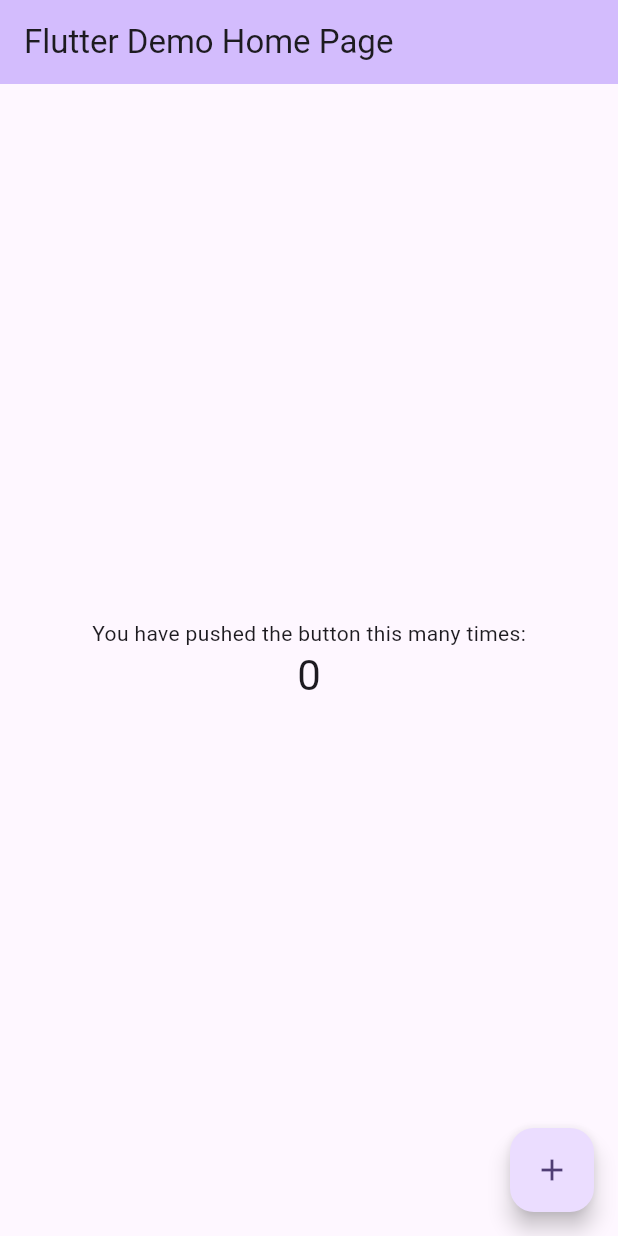
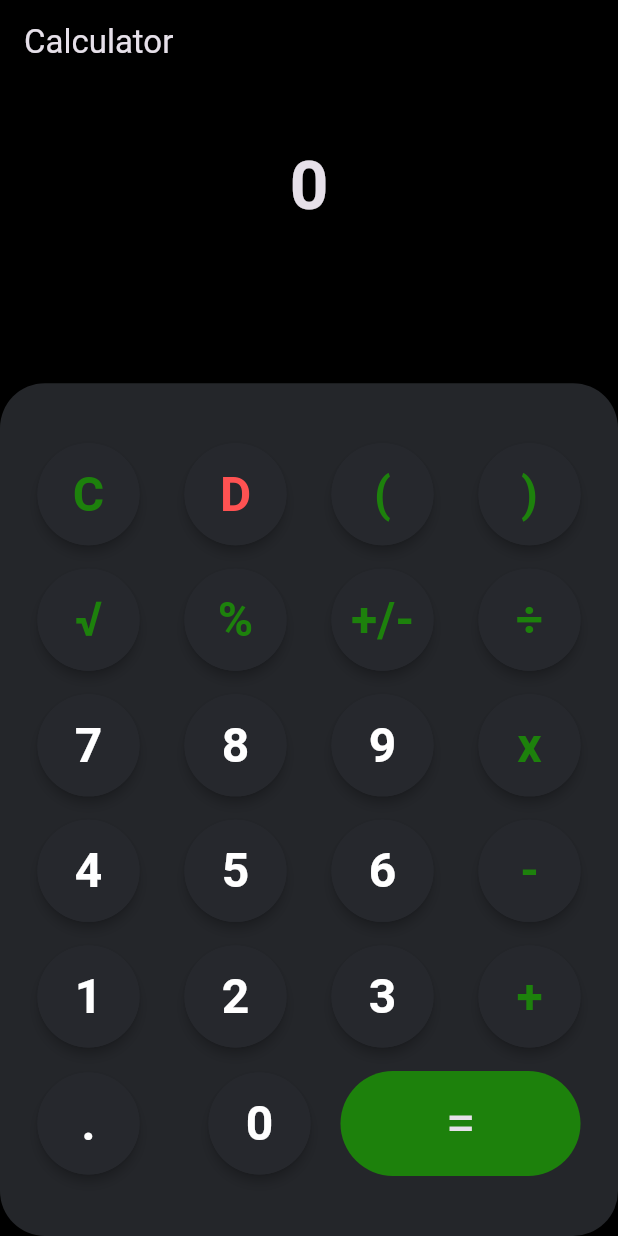
Before and after one commit to Kevi28JM/flutter_calculatorApp, a Flutter app: the screen it shows after launch, on a phone screen of 412 x 824 dp. Run offline on Flutter 3.47's test engine with Material 3 defaults, Android fonts, the phone set to English and light mode, and no system bars; missing offline and left inert: function_tree.

Commit message:
calculator app

```diff
--- /dev/null
+++ b/lib/constant/colors.dart
@@ -0,0 +1,13 @@
+import 'package:flutter/material.dart';
+
+//--------------------------IM-2021-050
+class AppColors {
+  static const primaryColor = Color(0xFF212224);
+  static const secondaryColor = Color(0xFF317AF7);
+  static const secondary2Color = Color(0xFF26282D);
+  static const thirdColor = Color(0xF825272B);
+  static const fourthColor = Color.fromARGB(0, 15, 60, 66);
+
+  static const sixthColor = Color.fromRGBO(168, 4, 4, 0.973);
+  static const sevenththColor = Color.fromARGB(248, 168, 4, 4);
+}
--- a/lib/main.dart
+++ b/lib/main.dart
@@ -1,125 +1,33 @@
 import 'package:flutter/material.dart';
+import 'package:flutter_application_1/providor/cal_provider.dart';
+import 'package:flutter_application_1/screens/home_screen.dart';
+import 'package:flutter_application_1/widgets/textField.dart';
+import 'package:provider/provider.dart';
 
+//--------------------------IM-2021-050
 void main() {
-  runApp(const MyApp());
+  // The entry point of the Flutter application
+  runApp(
+      CalculatorApp()); // Runs the CalculatorApp widget as the root of the application
 }
 
-class MyApp extends StatelessWidget {
-  const MyApp({super.key});
+class CalculatorApp extends StatelessWidget {
+  // The root widget of the calculator application
+  const CalculatorApp({super.key}); // Constructor for the CalculatorApp widget
 
-  // This widget is the root of your application.
   @override
   Widget build(BuildContext context) {
-    return MaterialApp(
-      title: 'Flutter Demo',
-      theme: ThemeData(
-        // This is the theme of your application.
-        //
-        // TRY THIS: Try running your application with "flutter run". You'll see
-        // the application has a purple toolbar. Then, without quitting the app,
-        // try changing the seedColor in the colorScheme below to Colors.green
-        // and then invoke "hot reload" (save your changes or press the "hot
-        // reload" button in a Flutter-supported IDE, or press "r" if you used
-        // the command line to start the app).
-        //
-        // Notice that the counter didn't reset back to zero; the application
-        // state is not lost during the reload. To reset the state, use hot
-        // restart instead.
-        //
-        // This works for code too, not just values: Most code changes can be
-        // tested with just a hot reload.
-        colorScheme: ColorScheme.fromSeed(seedColor: Colors.deepPurple),
-        useMaterial3: true,
+    return ChangeNotifierProvider(
+      // Provides the CalculatorProvider to all widgets in the widget tree
+      create: (context) => CalculatorProvider(),
+      child: MaterialApp(
+        // Defines the main structure of the app
+        theme: ThemeData.dark(), // Sets a dark theme for the app
+        debugShowCheckedModeBanner:
+            false, // Hides the "Debug" banner in the app
+        home:
+            HomeScreen(), // Sets the HomeScreen widget as the initial screen of the app
       ),
-      home: const MyHomePage(title: 'Flutter Demo Home Page'),
     );
   }
 }
-
-class MyHomePage extends StatefulWidget {
-  const MyHomePage({super.key, required this.title});
-
-  // This widget is the home page of your application. It is stateful, meaning
-  // that it has a State object (defined below) that contains fields that affect
-  // how it looks.
-
-  // This class is the configuration for the state. It holds the values (in this
-  // case the title) provided by the parent (in this case the App widget) and
-  // used by the build method of the State. Fields in a Widget subclass are
-  // always marked "final".
-
-  final String title;
-
-  @override
-  State<MyHomePage> createState() => _MyHomePageState();
-}
-
-class _MyHomePageState extends State<MyHomePage> {
-  int _counter = 0;
-
-  void _incrementCounter() {
-    setState(() {
-      // This call to setState tells the Flutter framework that something has
-      // changed in this State, which causes it to rerun the build method below
-      // so that the display can reflect the updated values. If we changed
-      // _counter without calling setState(), then the build method would not be
-      // called again, and so nothing would appear to happen.
-      _counter++;
-    });
-  }
-
-  @override
-  Widget build(BuildContext context) {
-    // This method is rerun every time setState is called, for instance as done
-    // by the _incrementCounter method above.
-    //
-    // The Flutter framework has been optimized to make rerunning build methods
-    // fast, so that you can just rebuild anything that needs updating rather
-    // than having to individually change instances of widgets.
-    return Scaffold(
-      appBar: AppBar(
-        // TRY THIS: Try changing the color here to a specific color (to
-        // Colors.amber, perhaps?) and trigger a hot reload to see the AppBar
-        // change color while the other colors stay the same.
-        backgroundColor: Theme.of(context).colorScheme.inversePrimary,
-        // Here we take the value from the MyHomePage object that was created by
-        // the App.build method, and use it to set our appbar title.
-        title: Text(widget.title),
-      ),
-      body: Center(
-        // Center is a layout widget. It takes a single child and positions it
-        // in the middle of the parent.
-        child: Column(
-          // Column is also a layout widget. It takes a list of children and
-          // arranges them vertically. By default, it sizes itself to fit its
-          // children horizontally, and tries to be as tall as its parent.
-          //
-          // Column has various properties to control how it sizes itself and
-          // how it positions its children. Here we use mainAxisAlignment to
-          // center the children vertically; the main axis here is the vertical
-          // axis because Columns are vertical (the cross axis would be
-          // horizontal).
-          //
-          // TRY THIS: Invoke "debug painting" (choose the "Toggle Debug Paint"
-          // action in the IDE, or press "p" in the console), to see the
-          // wireframe for each widget.
-          mainAxisAlignment: MainAxisAlignment.center,
-          children: <Widget>[
-            const Text(
-              'You have pushed the button this many times:',
-            ),
-            Text(
-              '$_counter',
-              style: Theme.of(context).textTheme.headlineMedium,
-            ),
-          ],
-        ),
-      ),
-      floatingActionButton: FloatingActionButton(
-        onPressed: _incrementCounter,
-        tooltip: 'Increment',
-        child: const Icon(Icons.add),
-      ), // This trailing comma makes auto-formatting nicer for build methods.
-    );
-  }
-}
--- /dev/null
+++ b/lib/screens/home_screen.dart
@@ -0,0 +1,93 @@
+import 'package:flutter/material.dart';
+import 'package:flutter_application_1/constant/colors.dart';
+import 'package:flutter_application_1/providor/cal_provider.dart';
+import 'package:flutter_application_1/screens/widgets_data.dart';
+import 'package:flutter_application_1/widgets/button1.dart';
+import 'package:flutter_application_1/widgets/textField.dart';
+import 'package:provider/provider.dart';
+
+import '../widgets/cal_button.dart';
+
+//--------------------------IM-2021-050
+
+class HomeScreen extends StatelessWidget {
+  const HomeScreen({super.key}); // Constructor for the HomeScreen widget
+
+  @override
+  Widget build(BuildContext context) {
+    final screenHeight = MediaQuery.sizeOf(context)
+        .height; // Get the screen height for layout adjustments
+    final Padding = EdgeInsets.symmetric(horizontal: 25, vertical: 40);
+    final decoration = const BoxDecoration(
+        color: AppColors.thirdColor,
+        borderRadius: BorderRadiusDirectional.all(Radius.circular(30)));
+
+    return Consumer<CalculatorProvider>(builder: (context, provider, _) {
+      return Scaffold(
+        backgroundColor: Colors.black,
+        appBar: AppBar(
+          title: const Text("Calculator"),
+          backgroundColor: Colors.black,
+        ),
+        body: Column(
+          children: [
+            CustomTextField(
+              controller: provider.compController,
+            ),
+            Spacer(),
+            Container(
+              height: screenHeight * 0.69,
+              width: double.infinity,
+              padding: Padding,
+              decoration: decoration,
+              child: Column(
+                mainAxisAlignment: MainAxisAlignment.spaceBetween,
+                children: [
+                  Row(
+                    mainAxisAlignment: MainAxisAlignment.spaceBetween,
+                    children: List.generate(4, (index) => buttonList[index]),
+                  ),
+                  Row(
+                    mainAxisAlignment: MainAxisAlignment.spaceBetween,
+                    children:
+                        List.generate(4, (index) => buttonList[index + 4]),
+                  ),
+                  Row(
+                    mainAxisAlignment: MainAxisAlignment.spaceBetween,
+                    children:
+                        List.generate(4, (index) => buttonList[index + 8]),
+                  ),
+                  Row(
+                    mainAxisAlignment: MainAxisAlignment.spaceBetween,
+                    children:
+                        List.generate(4, (index) => buttonList[index + 12]),
+                  ),
+                  Row(
+                    mainAxisAlignment: MainAxisAlignment.spaceBetween,
+                    children:
+                        List.generate(4, (index) => buttonList[index + 16]),
+                  ),
+                  Row(
+                    children: [
+                      Expanded(
+                        child: Row(
+                          mainAxisAlignment: MainAxisAlignment.spaceBetween,
+                          children: List.generate(
+                              2, (index) => buttonList[index + 20]),
+                        ),
+                      ),
+                      SizedBox(
+                        width: 20,
+                      ),
+                      calculatorButton()
+                    ],
+                  )
+                ],
+              ),
+            )
+          ],
+        ),
+      );
+    });
+  }
+}
--- /dev/null
+++ b/lib/screens/widgets_data.dart
@@ -0,0 +1,84 @@
+import 'package:flutter/material.dart';
+
+import '../widgets/button1.dart';
+
+//--------------------------IM-2021-050
+List<Widget> buttonList = [
+  Button1(
+    label: "C",
+    textColor: const Color.fromRGBO(29, 132, 11, 0.973),
+  ),
+  Button1(
+    label: "D",
+    textColor: Colors.redAccent,
+  ),
+  Button1(
+    label: "(",
+    textColor: const Color.fromRGBO(29, 132, 11, 0.973),
+  ),
+  Button1(
+    label: ")",
+    textColor: const Color.fromRGBO(29, 132, 11, 0.973),
+  ),
+  Button1(
+    label: "√",
+    textColor: const Color.fromRGBO(29, 132, 11, 0.973),
+  ),
+  Button1(
+    label: "%",
+    textColor: const Color.fromRGBO(29, 132, 11, 0.973),
+  ),
+  Button1(
+    label: "+/-",
+    textColor: const Color.fromRGBO(29, 132, 11, 0.973),
+  ),
+  Button1(
+    label: "÷",
+    textColor: const Color.fromRGBO(29, 132, 11, 0.973),
+  ),
+  Button1(
+    label: "7",
+  ),
+  Button1(
+    label: "8",
+  ),
+  Button1(
+    label: "9",
+  ),
+  Button1(
+    label: "x",
+    textColor: const Color.fromRGBO(29, 132, 11, 0.973),
+  ),
+  Button1(
+    label: "4",
+  ),
+  Button1(
+    label: "5",
+  ),
+  Button1(
+    label: "6",
+  ),
+  Button1(
+    label: "-",
+    textColor: const Color.fromRGBO(29, 132, 11, 0.973),
+  ),
+  Button1(
+    label: "1",
+  ),
+  Button1(
+    label: "2",
+  ),
+  Button1(
+    label: "3",
+  ),
+  Button1(
+    label: "+",
+    textColor: const Color.fromRGBO(29, 132, 11, 0.973),
+  ),
+  Button1(
+    label: ".",
+  ),
+  Button1(
+    label: "0",
+  ),
+];
--- /dev/null
+++ b/lib/widgets/button1.dart
@@ -0,0 +1,47 @@
+import 'package:flutter/material.dart';
+import 'package:flutter_application_1/constant/colors.dart';
+import 'package:flutter_application_1/providor/cal_provider.dart';
+import 'package:provider/provider.dart';
+
+//--------------------------IM-2021-050
+// A reusable widget representing a button used in the calculator
+class Button1 extends StatelessWidget {
+  // Constructor accepting the button label and text color.
+  // Defaults the text color to white if not provided
+  const Button1(
+      {super.key, required this.label, this.textColor = Colors.white});
+
+  final String label; // The text displayed on the button
+  final Color textColor; // The color of the text
+
+  @override
+  Widget build(BuildContext context) {
+    return InkWell(
+      // Makes the button tappable
+      onTap: () => Provider.of<CalculatorProvider>(context, listen: false)
+          .setValue(label),
+      child: Material(
+        // Adds a slight shadow effect to the button
+        elevation: 3,
+        // The background color of the button, coming from a predefined color
+        color: AppColors.secondary2Color,
+        // Rounds the corners of the button
+        borderRadius: BorderRadius.circular(50),
+        child: CircleAvatar(
+          // Sets the circular shape of the button with a radius of 34
+          radius: 34,
+          // Background color of the circle avatar
+          backgroundColor: AppColors.secondary2Color,
+          // The text displayed inside the button
+          child: Text(
+            label, // Display the label passed to the button
+            style: TextStyle(
+                color: textColor, // The color of the text
+                fontSize: 32,
+                fontWeight: FontWeight.w600),
+          ),
+        ),
+      ),
+    );
+  }
+}
--- /dev/null
+++ b/lib/widgets/cal_button.dart
@@ -0,0 +1,34 @@
+import 'package:flutter/material.dart';
+import 'package:flutter_application_1/providor/cal_provider.dart';
+import 'package:provider/provider.dart';
+
+//--------------------------IM-2021-050
+class calculatorButton extends StatelessWidget {
+  const calculatorButton({
+    super.key,
+  });
+
+  @override
+  Widget build(BuildContext context) {
+    return InkWell(
+      onTap: () =>
+          Provider.of<CalculatorProvider>(context, listen: false).setValue("="),
+      child: Container(
+        height: 70,
+        width: 160,
+        decoration: BoxDecoration(
+          color: const Color.fromRGBO(29, 132, 11, 0.973),
+          borderRadius: BorderRadius.circular(40),
+        ),
+        child: Center(
+          child: Text(
+            "=",
+            style: TextStyle(
+              fontSize: 36,
+            ),
+          ),
+        ),
+      ),
+    );
+  }
+}
--- /dev/null
+++ b/lib/widgets/textfield.dart
@@ -0,0 +1,40 @@
+import 'package:flutter/material.dart';
+
+//--------------------------IM-2021-050
+
+class CustomTextField extends StatelessWidget {
+  const CustomTextField({
+    super.key,
+    required this.controller,
+  });
+
+  final TextEditingController controller;
+
+  @override
+  Widget build(BuildContext context) {
+    return Padding(
+      padding: const EdgeInsets.symmetric(horizontal: 20, vertical: 35),
+      child: LayoutBuilder(
+        builder: (context, constraints) {
+          return ValueListenableBuilder<TextEditingValue>(
+            valueListenable: controller,
+            builder: (context, value, child) {
+              return FittedBox(
+                fit: BoxFit.scaleDown, // Ensures all text fits within the width
+                alignment: Alignment.centerRight,
+                child: Text(
+                  value.text.isNotEmpty ? value.text : '0', // Show '0' if empty
+                  style: const TextStyle(
+                    fontSize: 45, // Base font size
+                    fontWeight: FontWeight.bold,
+                  ),
+                  textAlign: TextAlign.right,
+                ),
+              );
+            },
+          );
+        },
+      ),
+    );
+  }
+}
--- a/pubspec.yaml
+++ b/pubspec.yaml
@@ -35,6 +35,8 @@ dependencies:
   # The following adds the Cupertino Icons font to your application.
   # Use with the CupertinoIcons class for iOS style icons.
   cupertino_icons: ^1.0.8
+  function_tree: ^0.9.1
+  provider: ^6.1.2
 
 dev_dependencies:
   flutter_test:
```
Also changed, not shown: lib/providor/cal_provider.dart (added, +229 -0 lines), pubspec.lock, 1 other file.
